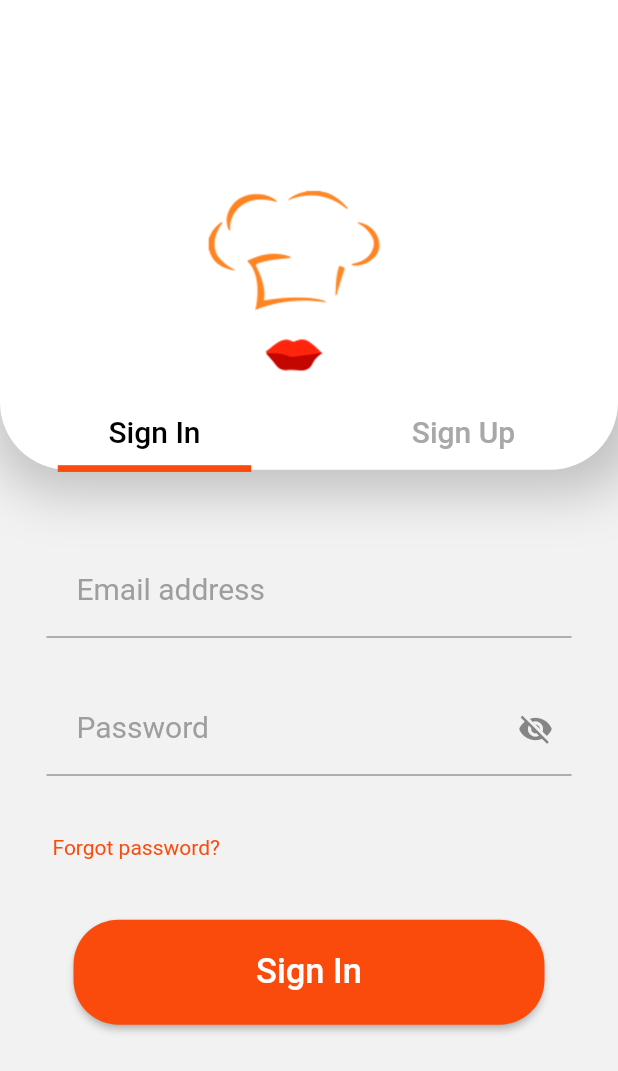
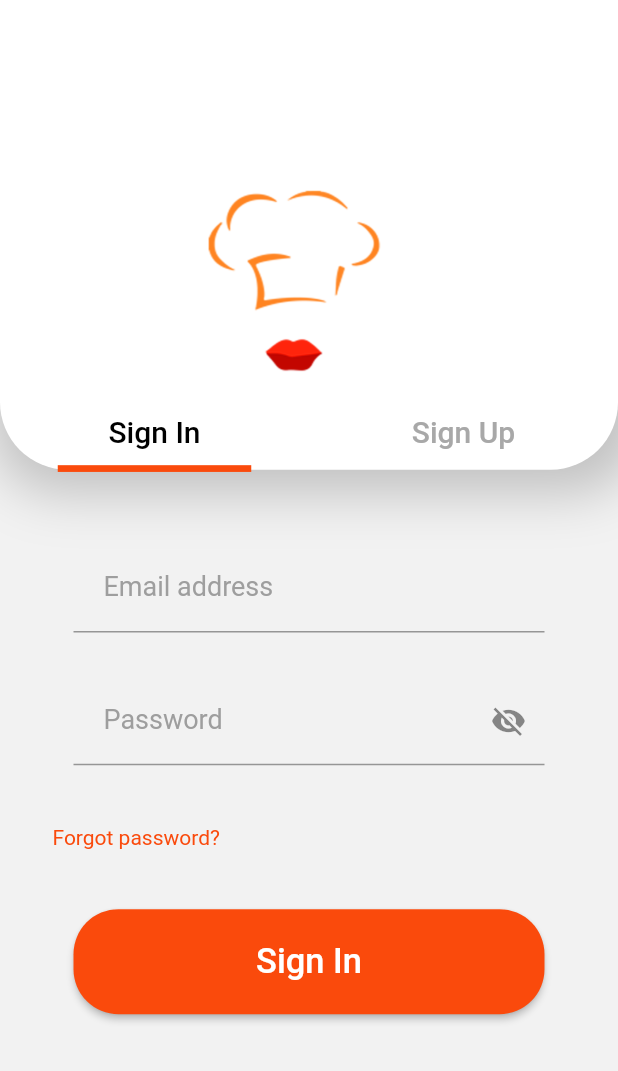
Before and after one commit to thanhpro070301/food_app, a Flutter app: the screen it shows after launch, after a tap on "Get starteed", on a phone screen of 412 x 824 dp. Shown: the top 1071 px of the screen. Run offline on Flutter 3.47's test engine with Material 2 defaults, Android fonts, the phone set to English and light mode, and no system bars; our stand-ins replace dio, flutter_riverpod, flutter_svg, fluttertoast, fpdart, freezed_annotation and 1 more.

```diff
--- a/lib/common_widgets/widget/auth_field.dart
+++ b/lib/common_widgets/widget/auth_field.dart
@@ -14,14 +14,14 @@ class AuthField extends StatelessWidget {
   Widget build(BuildContext context) {
     return ConstrainedBox(
       constraints: const BoxConstraints(
-        maxWidth: 350,
+        maxWidth: 314,
       ),
       child: TextField(
         controller: controller,
-        style: const TextStyle(fontSize: 20),
+        style: const TextStyle(fontSize: 18),
         decoration: InputDecoration(
           labelText: label,
-          labelStyle: const TextStyle(color: Colors.grey, fontSize: 20),
+          labelStyle: const TextStyle(color: Colors.grey, fontSize: 18),
           contentPadding:
               const EdgeInsets.symmetric(horizontal: 20, vertical: 10),
         ),
@@ -50,14 +50,14 @@ class _AuthFieldPassState extends State<AuthFieldPass> {
   Widget build(BuildContext context) {
     return ConstrainedBox(
       constraints: const BoxConstraints(
-        maxWidth: 350,
+        maxWidth: 314,
       ),
       child: TextField(
         controller: widget.controller,
-        style: const TextStyle(fontSize: 20),
+        style: const TextStyle(fontSize: 18),
         decoration: InputDecoration(
           labelText: widget.label,
-          labelStyle: const TextStyle(color: Colors.grey, fontSize: 20),
+          labelStyle: const TextStyle(color: Colors.grey, fontSize: 18),
           contentPadding:
               const EdgeInsets.symmetric(horizontal: 20, vertical: 10),
           suffixIcon: GestureDetector(
--- a/lib/features/auth/auth_controller.dart
+++ b/lib/features/auth/auth_controller.dart
@@ -3,8 +3,8 @@ import 'package:flutter_riverpod/flutter_riverpod.dart';
 import 'package:food_app/common_widgets/widget/toals.dart';
 import 'package:food_app/model/model.dart';
 import 'package:food_app/repository/user/user_repository.dart';
+import 'package:go_router/go_router.dart';
 import '../../utils/provider.dart';
-import '../home/home_screen.dart';
 
 final authControllerProvider = StateNotifierProvider<AuthController, bool>(
   (ref) {
@@ -54,7 +54,7 @@ class AuthController extends StateNotifier<bool> {
     res.fold(
       (l) => toalsErr(context, l.message),
       (r) {
-        Navigator.push(context, HomeScreen.route());
+        context.go("/auth/home");
         toalsSuccess(context, 'Sign In Success');
       },
     );
--- a/lib/features/auth/signin_signup_screen.dart
+++ b/lib/features/auth/auth_screen.dart
@@ -5,16 +5,16 @@ import '../../constants/theme/pallete.dart';
 import 'signin/signin_screen.dart';
 import 'signup/signup_screen.dart';
 
-class SignInSignUpScreen extends StatefulWidget {
-  const SignInSignUpScreen({super.key});
+class AuthScreen extends StatefulWidget {
+  const AuthScreen({super.key});
   static route() => MaterialPageRoute(
-        builder: (context) => const SignInSignUpScreen(),
+        builder: (context) => const AuthScreen(),
       );
   @override
-  State<SignInSignUpScreen> createState() => _LoginSignUpScreenState();
+  State<AuthScreen> createState() => _AuthScreenState();
 }
 
-class _LoginSignUpScreenState extends State<SignInSignUpScreen>
+class _AuthScreenState extends State<AuthScreen>
     with SingleTickerProviderStateMixin {
   late TabController _tabController;
   static List<Tab> myTabs = <Tab>[
--- a/lib/features/starteed/starteed_screen.dart
+++ b/lib/features/starteed/starteed_screen.dart
@@ -1,5 +1,5 @@
 import 'package:flutter/material.dart';
-import 'package:food_app/features/auth/signin_signup_screen.dart';
+import 'package:go_router/go_router.dart';
 import '../../constants/assets_constants.dart';
 import '../../constants/theme/pallete.dart';
 import '../../common_widgets/widget/button_food_app.dart';
@@ -77,10 +77,7 @@ class StarteedScreen extends StatelessWidget {
                         color: Palette.whiteColor,
                         textColor: Palette.backgroundOrange1,
                         onTap: () {
-                          Navigator.push(
-                            context,
-                            SignInSignUpScreen.route(),
-                          );
+                          context.go("/auth");
                         },
                       ),
                     ),
--- a/lib/main.dart
+++ b/lib/main.dart
@@ -1,22 +1,28 @@
 import 'package:flutter/material.dart';
 import 'package:flutter_riverpod/flutter_riverpod.dart';
-import 'package:food_app/features/starteed/starteed_screen.dart';
+import 'package:food_app/routes/provider_route.dart';
 
 import 'network/network.dart';
 
 void main() {
   FoodClient().init();
-  runApp(const ProviderScope(child: MyApp()));
+  runApp(
+    const ProviderScope(
+      child: MyApp(),
+    ),
+  );
 }
 
-class MyApp extends StatelessWidget {
+class MyApp extends ConsumerWidget {
   const MyApp({super.key});
 
   @override
-  Widget build(BuildContext context) {
-    return const MaterialApp(
+  Widget build(BuildContext context, WidgetRef ref) {
+    final goRouter = ref.watch(goRouterProvider);
+    return MaterialApp.router(
+      title: "dfsbfsbf",
+      routerConfig: goRouter,
       debugShowCheckedModeBanner: false,
-      home: StarteedScreen(),
     );
   }
 }
--- /dev/null
+++ b/lib/routes/provider_route.dart
@@ -0,0 +1,33 @@
+import 'package:flutter/material.dart';
+import 'package:flutter_riverpod/flutter_riverpod.dart';
+import 'package:food_app/features/auth/auth_screen.dart';
+import 'package:food_app/features/home/home_screen.dart';
+import 'package:food_app/features/starteed/starteed_screen.dart';
+import 'package:go_router/go_router.dart';
+
+final goRouterProvider = Provider<GoRouter>(
+  (ref) {
+    return GoRouter(
+      routes: [
+        GoRoute(
+          path: "/",
+          builder: (BuildContext context, GoRouterState state) {
+            return const StarteedScreen();
+          },
+          routes: [
+            GoRoute(
+              path: "auth",
+              builder: (context, state) => const AuthScreen(),
+              routes: [
+                GoRoute(
+                  path: "home",
+                  builder: (context, state) => const HomeScreen(),
+                )
+              ],
+            )
+          ],
+        ),
+      ],
+    );
+  },
+);
```
